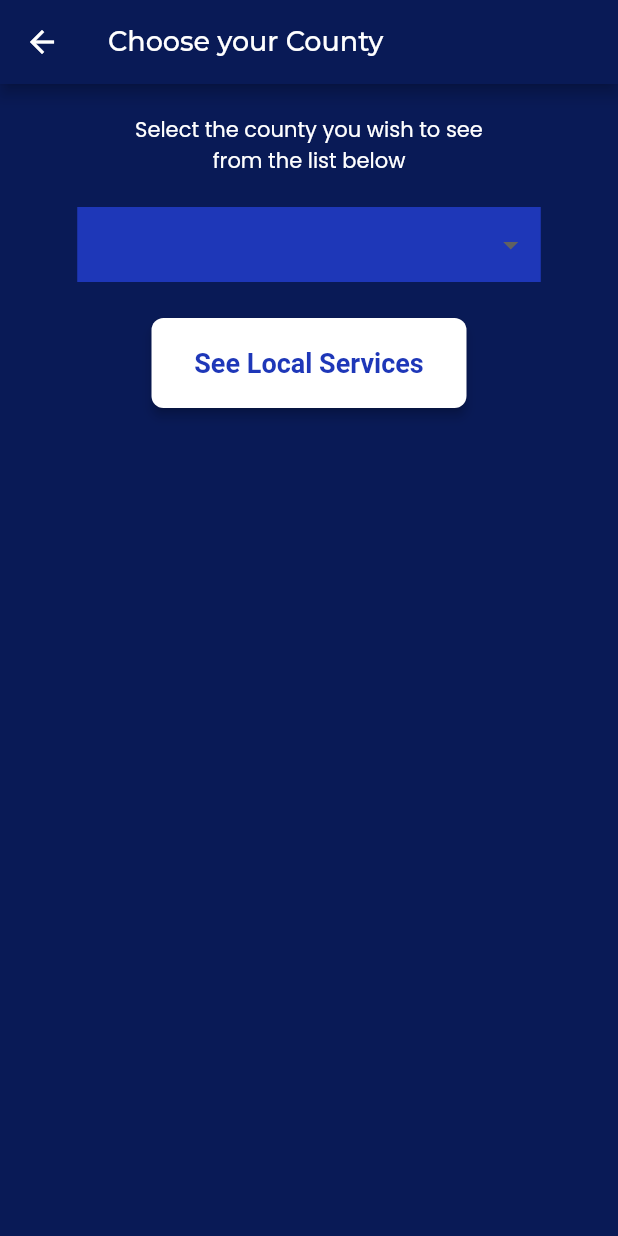
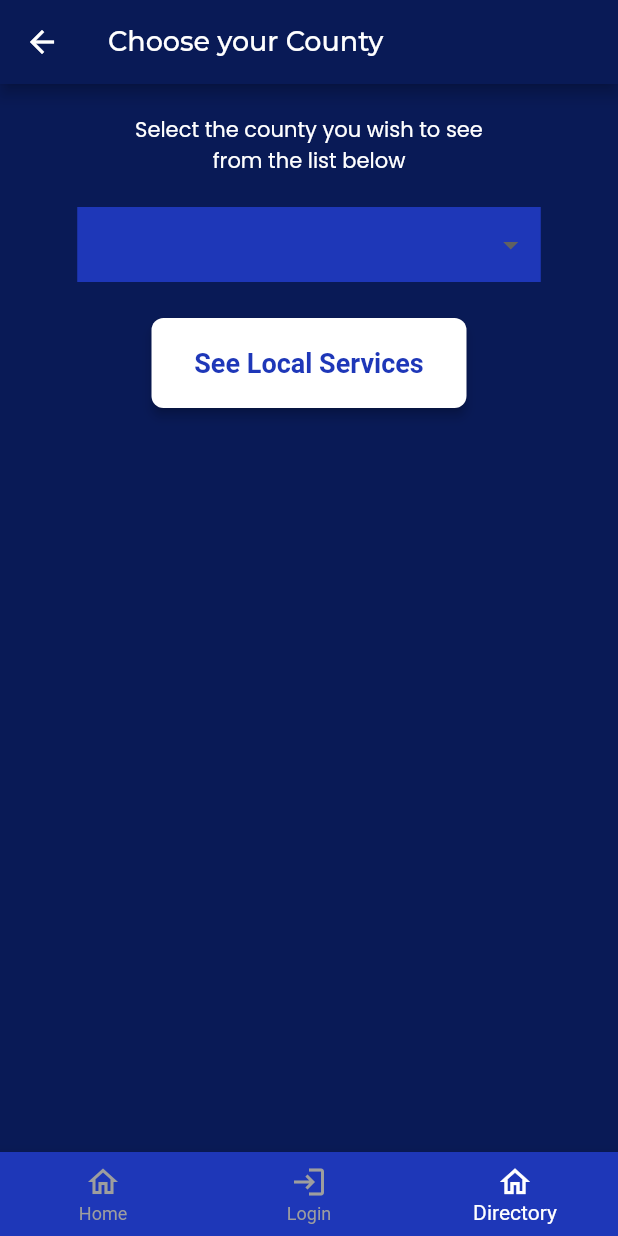
Before and after one commit to brian10201981/firstlinkv2, a Flutter app: the screen it shows after launch, after a tap on "Directory", on a phone screen of 412 x 824 dp. Run offline on Flutter 3.47's test engine with Material 2 defaults, Android fonts, the phone set to English and light mode, and no system bars; drawn by our look-alikes of auto_size_text; our stand-ins replace built_collection, built_value, cloud_firestore, firebase_auth, firebase_core, flutter_svg and 8 more; accounts and stored records are empty; generated files the repository leaves out were written again; network calls fail; Roboto replaces fonts that are missing (Lexend Deca).

Commit message:
Updating to latest FlutterFlow output.

```diff
--- a/lib/home_page/home_page_widget.dart
+++ b/lib/home_page/home_page_widget.dart
@@ -1,8 +1,7 @@
 import '../flutter_flow/flutter_flow_theme.dart';
 import '../flutter_flow/flutter_flow_util.dart';
 import '../flutter_flow/flutter_flow_widgets.dart';
-import '../login_page/login_page_widget.dart';
-import '../services_county_page/services_county_page_widget.dart';
+import '../main.dart';
 import 'package:flutter/material.dart';
 import 'package:google_fonts/google_fonts.dart';
 
@@ -67,8 +66,8 @@ class _HomePageWidgetState extends State<HomePageWidget> {
                                 await Navigator.push(
                                   context,
                                   MaterialPageRoute(
-                                    builder: (context) =>
-                                        ServicesCountyPageWidget(),
+                                    builder: (context) => NavBarPage(
+                                        initialPage: 'ServicesCountyPage'),
                                   ),
                                 );
                               } finally {
@@ -159,7 +158,8 @@ class _HomePageWidgetState extends State<HomePageWidget> {
                                 await Navigator.push(
                                   context,
                                   MaterialPageRoute(
-                                    builder: (context) => LoginPageWidget(),
+                                    builder: (context) =>
+                                        NavBarPage(initialPage: 'LoginPage'),
                                   ),
                                 );
                               } finally {
--- a/lib/main.dart
+++ b/lib/main.dart
@@ -7,7 +7,10 @@ import 'auth/auth_util.dart';
 
 import '../flutter_flow/flutter_flow_theme.dart';
 import 'package:first_link_v2/home_page/home_page_widget.dart';
-import 'package:first_link_v2/main_profile_page/main_profile_page_widget.dart';
+import 'flutter_flow/flutter_flow_theme.dart';
+import 'home_page/home_page_widget.dart';
+import 'login_page/login_page_widget.dart';
+import 'services_county_page/services_county_page_widget.dart';
 
 void main() async {
   WidgetsFlutterBinding.ensureInitialized();
@@ -62,8 +65,76 @@ class _MyAppState extends State<MyApp> {
               ),
             )
           : currentUser.loggedIn
-              ? MainProfilePageWidget()
+              ? NavBarPage()
               : HomePageWidget(),
     );
   }
 }
+
+class NavBarPage extends StatefulWidget {
+  NavBarPage({Key key, this.initialPage}) : super(key: key);
+
+  final String initialPage;
+
+  @override
+  _NavBarPageState createState() => _NavBarPageState();
+}
+
+/// This is the private State class that goes with NavBarPage.
+class _NavBarPageState extends State<NavBarPage> {
+  String _currentPage = 'mainProfilePage';
+
+  @override
+  void initState() {
+    super.initState();
+    _currentPage = widget.initialPage ?? _currentPage;
+  }
+
+  @override
+  Widget build(BuildContext context) {
+    final tabs = {
+      'HomePage': HomePageWidget(),
+      'LoginPage': LoginPageWidget(),
+      'ServicesCountyPage': ServicesCountyPageWidget(),
+    };
+    return Scaffold(
+      body: tabs[_currentPage],
+      bottomNavigationBar: BottomNavigationBar(
+        items: const <BottomNavigationBarItem>[
+          BottomNavigationBarItem(
+            icon: Icon(
+              Icons.home_outlined,
+              size: 24,
+            ),
+            label: 'Home',
+            tooltip: '',
+          ),
+          BottomNavigationBarItem(
+            icon: Icon(
+              Icons.login,
+              size: 24,
+            ),
+            label: 'Login',
+            tooltip: '',
+          ),
+          BottomNavigationBarItem(
+            icon: Icon(
+              Icons.home_outlined,
+              size: 24,
+            ),
+            label: 'Directory',
+            tooltip: '',
+          )
+        ],
+        backgroundColor: Color(0xFF1E37B8),
+        currentIndex: tabs.keys.toList().indexOf(_currentPage),
+        selectedItemColor: Colors.white,
+        unselectedItemColor: Color(0xFF9E9E9E),
+        onTap: (i) => setState(() => _currentPage = tabs.keys.toList()[i]),
+        showSelectedLabels: true,
+        showUnselectedLabels: true,
+        type: BottomNavigationBarType.fixed,
+      ),
+    );
+  }
+}
```
